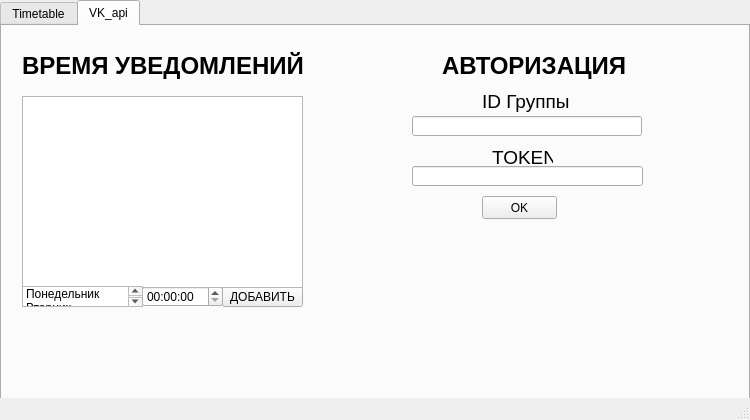
Old version of the form qt.ui in the repository SH1SH4/timetable.
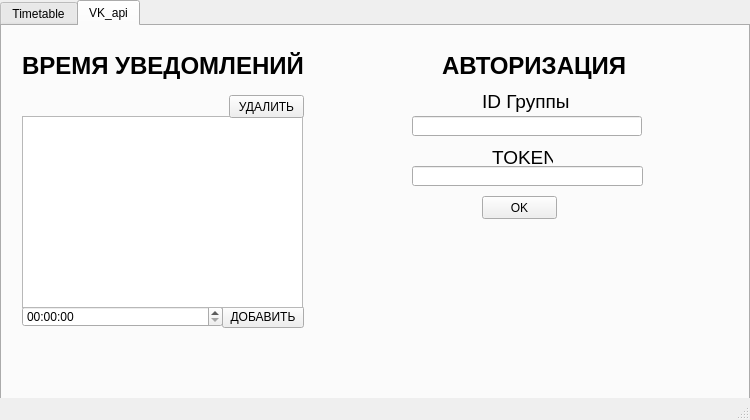
New version of the form. The open tabs and pages were chosen to show the change.

What changed in the file:
```diff
--- a/qt.ui
+++ b/qt.ui
@@ -334,9 +334,9 @@
      <widget class="QTimeEdit" name="time_message">
       <property name="geometry">
        <rect>
-        <x>140</x>
-        <y>260</y>
-        <width>81</width>
+        <x>20</x>
+        <y>280</y>
+        <width>201</width>
         <height>21</height>
        </rect>
       </property>
@@ -345,69 +345,37 @@
       <property name="geometry">
        <rect>
         <x>220</x>
-        <y>260</y>
-        <width>81</width>
-        <height>21</height>
+        <y>280</y>
+        <width>82</width>
+        <height>22</height>
        </rect>
       </property>
       <property name="text">
        <string>ДОБАВИТЬ</string>
       </property>
      </widget>
-     <widget class="QListView" name="message_list">
+     <widget class="QListWidget" name="message_list">
       <property name="geometry">
        <rect>
         <x>20</x>
-        <y>70</y>
+        <y>90</y>
         <width>281</width>
         <height>192</height>
        </rect>
       </property>
      </widget>
-     <widget class="QListWidget" name="week_day_dor_message">
+     <widget class="QPushButton" name="del_time">
       <property name="geometry">
        <rect>
-        <x>20</x>
-        <y>260</y>
-        <width>121</width>
-        <height>21</height>
+        <x>227</x>
+        <y>69</y>
+        <width>75</width>
+        <height>23</height>
        </rect>
       </property>
-      <item>
-       <property name="text">
-        <string>Понедельник</string>
-       </property>
-      </item>
-      <item>
-       <property name="text">
-        <string>Вторник</string>
-       </property>
-      </item>
-      <item>
-       <property name="text">
-        <string>Среда</string>
-       </property>
-      </item>
-      <item>
-       <property name="text">
-        <string>Четверг</string>
-       </property>
-      </item>
-      <item>
-       <property name="text">
-        <string>Пятница</string>
-       </property>
-      </item>
-      <item>
-       <property name="text">
-        <string>Суббота</string>
-       </property>
-      </item>
-      <item>
-       <property name="text">
-        <string>Воскресенье</string>
-       </property>
-      </item>
+      <property name="text">
+       <string>УДАЛИТЬ</string>
+      </property>
      </widget>
     </widget>
    </widget>
```
Left out of the diff: 2 changed lines with no effect on the pictures.
